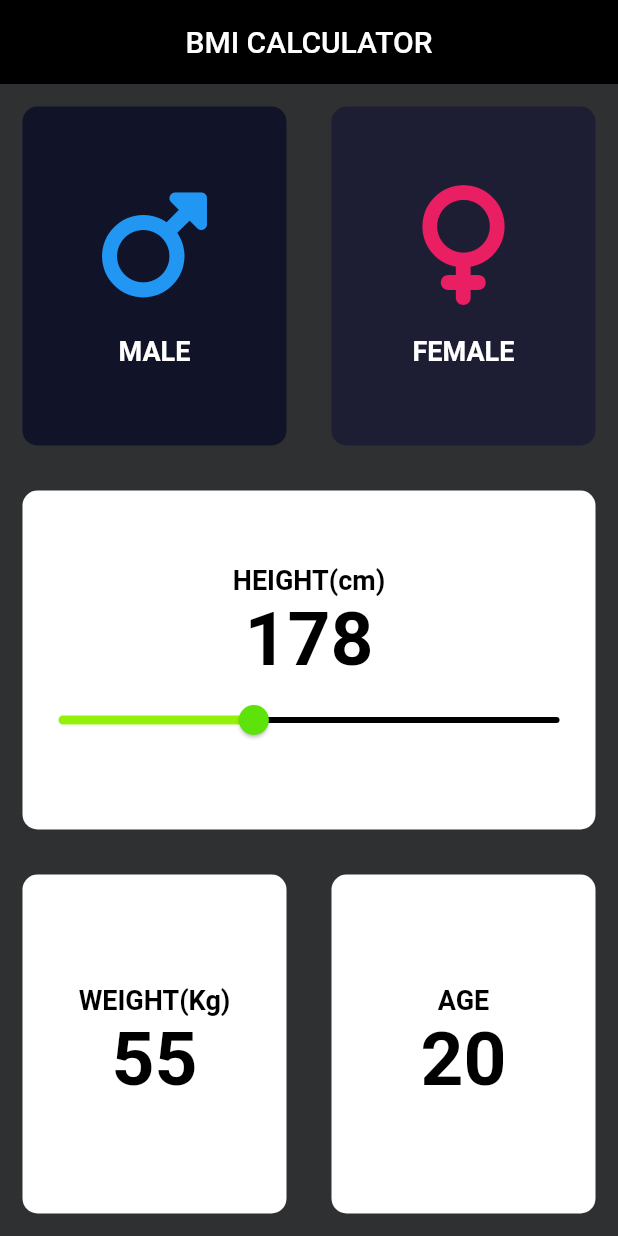
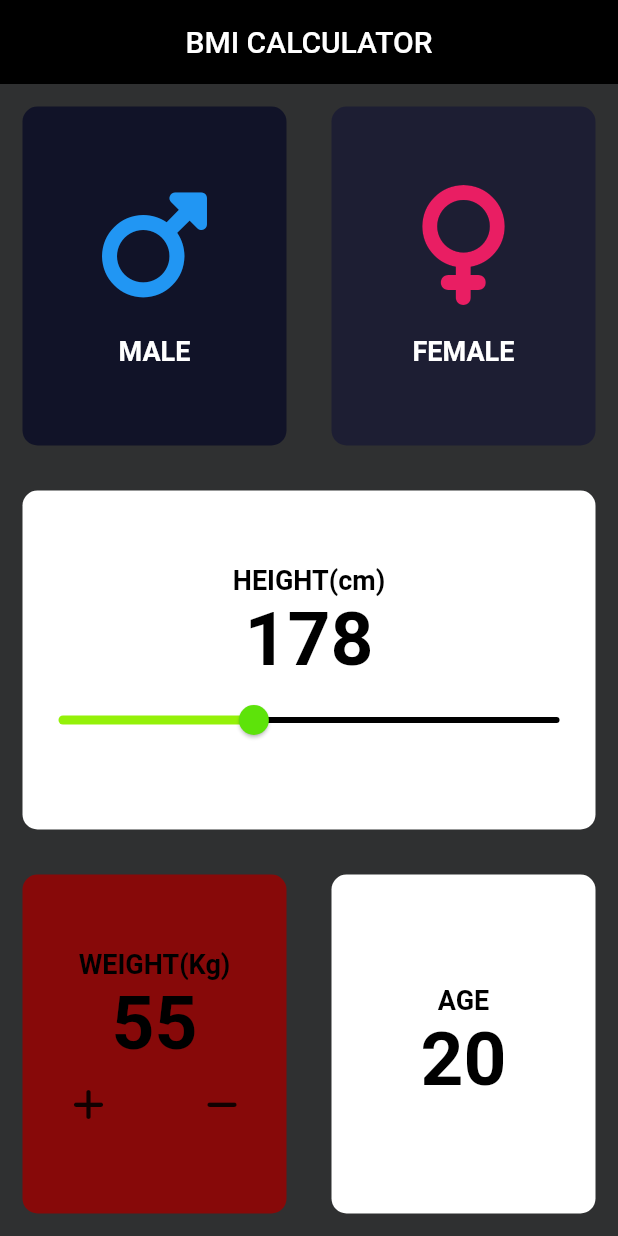
Before and after one commit to HEYKASHIF/Bmi_Calci, a Flutter app: the screen it shows after launch, on a phone screen of 412 x 824 dp. Run offline on Flutter 3.47's test engine with Material 2 defaults, Android fonts, the phone set to English and light mode, and no system bars; our stand-ins replace font_awesome_flutter.

Commit message:
4-may commit2

```diff
--- a/lib/pages/Home_page.dart
+++ b/lib/pages/Home_page.dart
@@ -21,6 +21,18 @@ class _HomePageState extends State<HomePage> {
   int Height = 178;
   int Weight = 55;
   int Age = 20;
+  void plus(plus) {
+    setState(() {
+      plus++;
+    });
+  }
+
+  void minus(minus) {
+    setState(() {
+      minus--;
+    });
+  }
+
   @override
   Widget build(BuildContext context) {
     return Scaffold(
@@ -141,11 +153,31 @@ class _HomePageState extends State<HomePage> {
                         ),
                         Row(
                           mainAxisAlignment: MainAxisAlignment.center,
-                          children: [],
+                          children: [
+                            RawMaterialButton(
+                              onPressed: () {
+                                setState(() {
+                                  Weight++;
+                                });
+                              },
+                              child: Icon(FontAwesomeIcons.plus),
+                            ),
+                            SizedBox(
+                              width: 1,
+                            ),
+                            RawMaterialButton(
+                              onPressed: () {
+                                setState(() {
+                                  Weight--;
+                                });
+                              },
+                              child: Icon(FontAwesomeIcons.minus),
+                            ),
+                          ],
                         )
                       ],
                     ),
-                    color: Colors.white,
+                    color: Color.fromARGB(255, 135, 9, 9),
                     onPress: () {},
                   ),
                 ),
```
